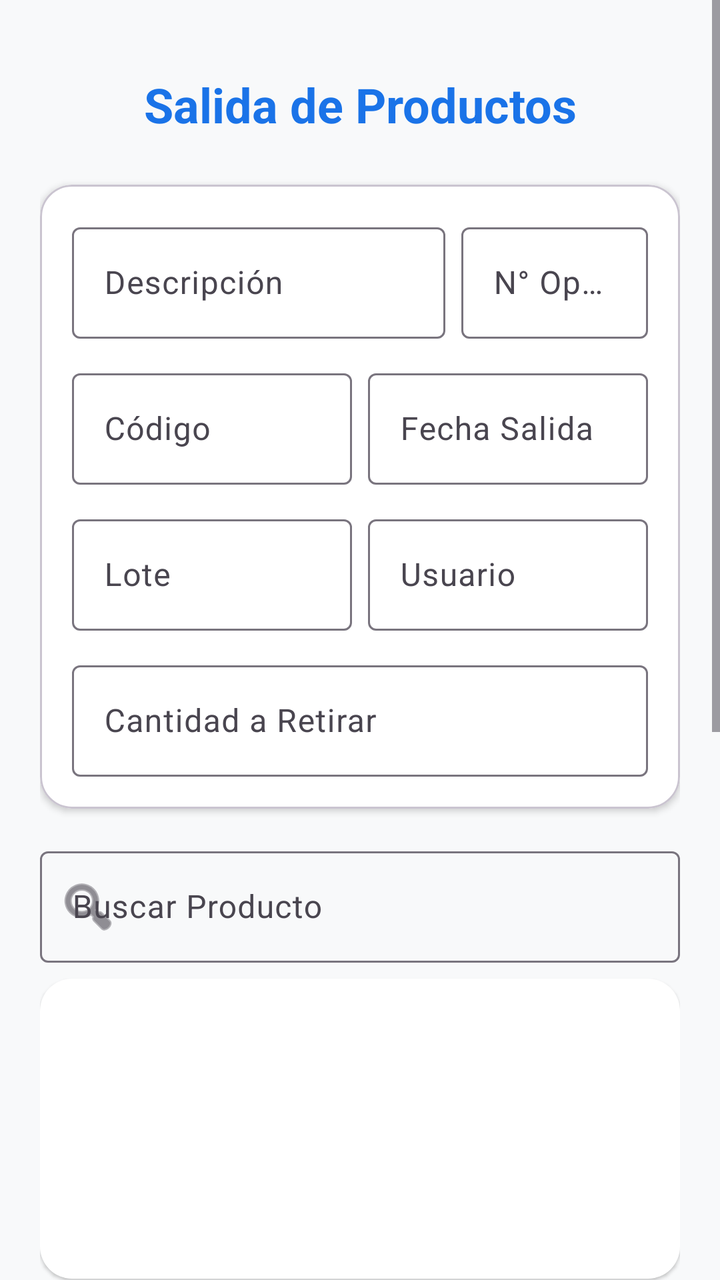
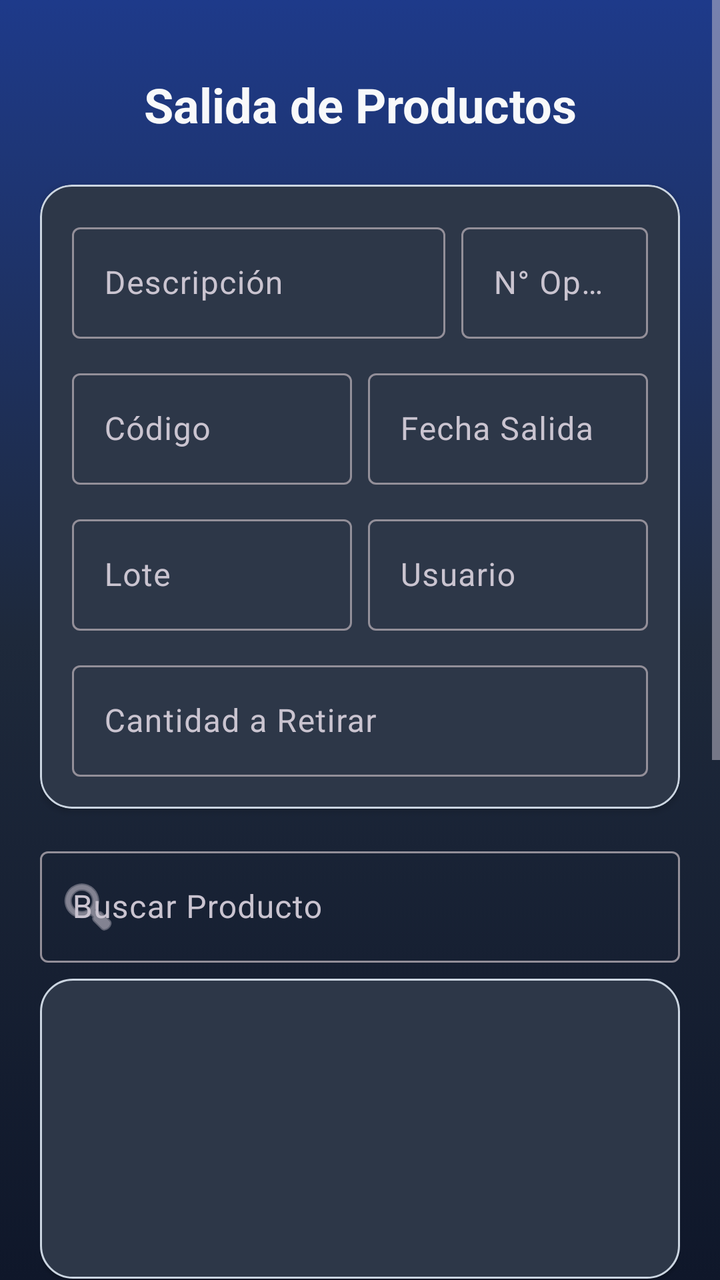

An Android layout rendered at two revisions. The XML below is the earlier revision; the diff shows what the commit changed to produce the second picture.
<!-- AndroidManifest.xml: application theme Theme.InventarioApp -->
<!-- res/layout/activity_salida_productos.xml -->
<?xml version="1.0" encoding="utf-8"?>
<ScrollView xmlns:android="http://schemas.android.com/apk/res/android"
    xmlns:app="http://schemas.android.com/apk/res-auto"
    xmlns:tools="http://schemas.android.com/tools"
    android:layout_width="match_parent"
    android:layout_height="match_parent"
    android:fillViewport="true"
    android:background="@color/background_light">

    <androidx.constraintlayout.widget.ConstraintLayout
        android:id="@+id/main"
        android:layout_width="match_parent"
        android:layout_height="wrap_content"
        android:padding="20dp"
        tools:context=".SalidaProductosActivity">

        <TextView
            android:id="@+id/tvTituloSalida"
            android:layout_width="0dp"
            android:layout_height="wrap_content"
            android:layout_marginTop="16dp"
            android:gravity="center"
            android:text="Salida de Productos"
            android:textColor="@color/primary"
            android:textSize="24sp"
            android:textStyle="bold"
            app:layout_constraintEnd_toEndOf="parent"
            app:layout_constraintStart_toStartOf="parent"
            app:layout_constraintTop_toTopOf="parent" />

        <com.google.android.material.card.MaterialCardView
            android:id="@+id/cardInputs"
            android:layout_width="0dp"
            android:layout_height="wrap_content"
            android:layout_marginTop="24dp"
            app:cardCornerRadius="16dp"
            app:cardElevation="2dp"
            app:cardBackgroundColor="@color/surface"
            app:layout_constraintEnd_toEndOf="parent"
            app:layout_constraintStart_toStartOf="parent"
            app:layout_constraintTop_toBottomOf="@id/tvTituloSalida">

            <androidx.constraintlayout.widget.ConstraintLayout
                android:layout_width="match_parent"
                android:layout_height="wrap_content"
                android:padding="16dp">

                <com.google.android.material.textfield.TextInputLayout
                    android:id="@+id/tilDescripcion"
                    style="@style/Widget.Material3.TextInputLayout.OutlinedBox"
                    android:layout_width="0dp"
                    android:layout_height="wrap_content"
                    android:hint="Descripción"
                    app:layout_constraintEnd_toStartOf="@+id/tilOperacion"
                    app:layout_constraintHorizontal_weight="2"
                    app:layout_constraintStart_toStartOf="parent"
                    app:layout_constraintTop_toTopOf="parent">

                    <com.google.android.material.textfield.TextInputEditText
                        android:id="@+id/etDescripcion"
                        android:layout_width="match_parent"
                        android:layout_height="wrap_content"
                        android:enabled="false"
                        android:inputType="text" />
                </com.google.android.material.textfield.TextInputLayout>

                <com.google.android.material.textfield.TextInputLayout
                    android:id="@+id/tilOperacion"
                    style="@style/Widget.Material3.TextInputLayout.OutlinedBox"
                    android:layout_width="0dp"
                    android:layout_height="wrap_content"
                    android:layout_marginStart="8dp"
                    android:hint="N° Operación"
                    app:layout_constraintEnd_toEndOf="parent"
                    app:layout_constraintHorizontal_weight="1"
                    app:layout_constraintStart_toEndOf="@+id/tilDescripcion"
                    app:layout_constraintTop_toTopOf="parent">

                    <com.google.android.material.textfield.TextInputEditText
                        android:id="@+id/etOperacion"
                        android:layout_width="match_parent"
                        android:layout_height="wrap_content"
                        android:enabled="false"
                        android:inputType="number" />
                </com.google.android.material.textfield.TextInputLayout>

                <com.google.android.material.textfield.TextInputLayout
                    android:id="@+id/tilCodigo"
                    style="@style/Widget.Material3.TextInputLayout.OutlinedBox"
                    android:layout_width="0dp"
                    android:layout_height="wrap_content"
                    android:layout_marginTop="12dp"
                    android:hint="Código"
                    app:layout_constraintEnd_toStartOf="@+id/tilFechaSalida"
                    app:layout_constraintHorizontal_weight="1"
                    app:layout_constraintStart_toStartOf="parent"
                    app:layout_constraintTop_toBottomOf="@id/tilDescripcion">

                    <com.google.android.material.textfield.TextInputEditText
                        android:id="@+id/etCodigo"
                        android:layout_width="match_parent"
                        android:layout_height="wrap_content"
                        android:enabled="false"
                        android:inputType="text" />
                </com.google.android.material.textfield.TextInputLayout>

                <com.google.android.material.textfield.TextInputLayout
                    android:id="@+id/tilFechaSalida"
                    style="@style/Widget.Material3.TextInputLayout.OutlinedBox"
                    android:layout_width="0dp"
                    android:layout_height="wrap_content"
                    android:layout_marginStart="8dp"
                    android:layout_marginTop="12dp"
                    android:hint="Fecha Salida"
                    app:layout_constraintEnd_toEndOf="parent"
                    app:layout_constraintHorizontal_weight="1"
                    app:layout_constraintStart_toEndOf="@+id/tilCodigo"
                    app:layout_constraintTop_toBottomOf="@id/tilDescripcion">

                    <com.google.android.material.textfield.TextInputEditText
                        android:id="@+id/etFechaSalida"
                        android:layout_width="match_parent"
                        android:layout_height="wrap_content"
                        android:enabled="false"
                        android:inputType="date" />
                </com.google.android.material.textfield.TextInputLayout>

                <com.google.android.material.textfield.TextInputLayout
                    android:id="@+id/tilLote"
                    style="@style/Widget.Material3.TextInputLayout.OutlinedBox"
                    android:layout_width="0dp"
                    android:layout_height="wrap_content"
                    android:layout_marginTop="12dp"
                    android:hint="Lote"
                    app:layout_constraintEnd_toStartOf="@+id/tilUsuario"
                    app:layout_constraintHorizontal_weight="1"
                    app:layout_constraintStart_toStartOf="parent"
                    app:layout_constraintTop_toBottomOf="@id/tilCodigo">

                    <com.google.android.material.textfield.TextInputEditText
                        android:id="@+id/etLote"
                        android:layout_width="match_parent"
                        android:layout_height="wrap_content"
                        android:enabled="false"
                        android:inputType="text" />
                </com.google.android.material.textfield.TextInputLayout>

                <com.google.android.material.textfield.TextInputLayout
                    android:id="@+id/tilUsuario"
                    style="@style/Widget.Material3.TextInputLayout.OutlinedBox"
                    android:layout_width="0dp"
                    android:layout_height="wrap_content"
                    android:layout_marginStart="8dp"
                    android:layout_marginTop="12dp"
                    android:hint="Usuario"
                    app:layout_constraintEnd_toEndOf="parent"
                    app:layout_constraintHorizontal_weight="1"
                    app:layout_constraintStart_toEndOf="@+id/tilLote"
                    app:layout_constraintTop_toBottomOf="@id/tilCodigo">

                    <com.google.android.material.textfield.TextInputEditText
                        android:id="@+id/etUsuario"
                        android:layout_width="match_parent"
                        android:layout_height="wrap_content"
                        android:inputType="text" />
                </com.google.android.material.textfield.TextInputLayout>

                <com.google.android.material.textfield.TextInputLayout
                    android:id="@+id/tilCantidad"
                    style="@style/Widget.Material3.TextInputLayout.OutlinedBox"
                    android:layout_width="0dp"
                    android:layout_height="wrap_content"
                    android:layout_marginTop="12dp"
                    android:hint="Cantidad a Retirar"
                    app:layout_constraintEnd_toEndOf="parent"
                    app:layout_constraintStart_toStartOf="parent"
                    app:layout_constraintTop_toBottomOf="@id/tilLote">

                    <com.google.android.material.textfield.TextInputEditText
                        android:id="@+id/etCantidad"
                        android:layout_width="match_parent"
                        android:layout_height="wrap_content"
                        android:inputType="number" />
                </com.google.android.material.textfield.TextInputLayout>

            </androidx.constraintlayout.widget.ConstraintLayout>
        </com.google.android.material.card.MaterialCardView>

        <com.google.android.material.textfield.TextInputLayout
            android:id="@+id/tilBusqueda"
            style="@style/Widget.Material3.TextInputLayout.OutlinedBox"
            android:layout_width="0dp"
            android:layout_height="wrap_content"
            android:layout_marginTop="16dp"
            android:hint="Buscar Producto"
            app:startIconDrawable="@android:drawable/ic_menu_search"
            app:layout_constraintEnd_toEndOf="parent"
            app:layout_constraintStart_toStartOf="parent"
            app:layout_constraintTop_toBottomOf="@id/cardInputs">

            <com.google.android.material.textfield.TextInputEditText
                android:id="@+id/etBusquedaProductos"
                android:layout_width="match_parent"
                android:layout_height="wrap_content"
                android:inputType="text" />
        </com.google.android.material.textfield.TextInputLayout>

        <androidx.recyclerview.widget.RecyclerView
            android:id="@+id/rvProductosBusqueda"
            android:layout_width="0dp"
            android:layout_height="150dp"
            android:layout_marginTop="8dp"
            android:background="@drawable/bg_card_modern"
            android:elevation="1dp"
            app:layout_constraintEnd_toEndOf="parent"
            app:layout_constraintStart_toStartOf="parent"
            app:layout_constraintTop_toBottomOf="@id/tilBusqueda" />

        <LinearLayout
            android:id="@+id/llButtonsRow1"
            android:layout_width="0dp"
            android:layout_height="wrap_content"
            android:layout_marginTop="16dp"
            android:orientation="horizontal"
            app:layout_constraintEnd_toEndOf="parent"
            app:layout_constraintStart_toStartOf="parent"
            app:layout_constraintTop_toBottomOf="@id/rvProductosBusqueda">

            <com.google.android.material.button.MaterialButton
                android:id="@+id/btnImportarExcel"
                style="@style/Widget.Material3.Button.TonalButton"
                android:layout_width="0dp"
                android:layout_height="wrap_content"
                android:layout_weight="1"
                android:layout_marginEnd="8dp"
                android:text="Excel"
                app:icon="@android:drawable/ic_menu_save" />

            <com.google.android.material.button.MaterialButton
                android:id="@+id/btnAgregar"
                android:layout_width="0dp"
                android:layout_height="wrap_content"
                android:layout_weight="1.2"
                android:layout_marginEnd="8dp"
                android:text="AGREGAR" />

            <com.google.android.material.button.MaterialButton
                android:id="@+id/btnEliminar"
                style="@style/Widget.Material3.Button.TextButton"
                android:layout_width="0dp"
                android:layout_height="wrap_content"
                android:layout_weight="1"
                android:text="ELIMINAR"
                android:textColor="@color/error" />
        </LinearLayout>

        <TextView
            android:id="@+id/tvListaHeader"
            android:layout_width="wrap_content"
            android:layout_height="wrap_content"
            android:layout_marginTop="16dp"
            android:text="Productos Seleccionados"
            android:textColor="@color/primary"
            android:textStyle="bold"
            app:layout_constraintStart_toStartOf="parent"
            app:layout_constraintTop_toBottomOf="@id/llButtonsRow1" />

        <androidx.recyclerview.widget.RecyclerView
            android:id="@+id/rvProductos"
            android:layout_width="0dp"
            android:layout_height="200dp"
            android:layout_marginTop="8dp"
            android:background="@drawable/bg_card_modern"
            android:elevation="1dp"
            app:layout_constraintEnd_toEndOf="parent"
            app:layout_constraintStart_toStartOf="parent"
            app:layout_constraintTop_toBottomOf="@id/tvListaHeader" />

        <LinearLayout
            android:id="@+id/llFooterButtons"
            android:layout_width="0dp"
            android:layout_height="wrap_content"
            android:layout_marginTop="24dp"
            android:orientation="horizontal"
            app:layout_constraintEnd_toEndOf="parent"
            app:layout_constraintStart_toStartOf="parent"
            app:layout_constraintTop_toBottomOf="@id/rvProductos">

            <com.google.android.material.button.MaterialButton
                android:id="@+id/btnModificar"
                style="@style/Widget.Material3.Button.OutlinedButton"
                android:layout_width="0dp"
                android:layout_height="wrap_content"
                android:layout_weight="1"
                android:layout_marginEnd="8dp"
                android:text="MODIFICAR" />

            <com.google.android.material.button.MaterialButton
                android:id="@+id/btnSalir"
                android:layout_width="0dp"
                android:layout_height="wrap_content"
                android:layout_weight="1"
                android:text="FINALIZAR" />
        </LinearLayout>

        <View
            android:layout_width="match_parent"
            android:layout_height="32dp"
            app:layout_constraintTop_toBottomOf="@id/llFooterButtons" />

    </androidx.constraintlayout.widget.ConstraintLayout>
</ScrollView>
<!-- resources referenced by this layout -->
<resources>
  <color name="background_light">#F8F9FA</color>
  <color name="primary">#1A73E8</color>
  <color name="surface">#FFFFFF</color>
  <!-- drawable bg_card_modern (drawable) -->
  <?xml version="1.0" encoding="utf-8"?>
  <shape xmlns:android="http://schemas.android.com/apk/res/android">
      <solid android:color="@color/surface" />
      <corners android:radius="16dp" />
  </shape>
  <style name="Theme.InventarioApp" parent="Theme.Material3.DayNight.NoActionBar">
          
          <item name="colorPrimary">@color/primary</item>
          <item name="colorOnPrimary">@color/white</item>
          <item name="colorPrimaryContainer">@color/light_blue</item>
          <item name="colorSecondary">@color/secondary</item>
          <item name="android:statusBarColor">@color/primary_variant</item>
  
          
          <item name="textInputStyle">@style/Widget.Material3.TextInputLayout.OutlinedBox</item>
      </style>
  <color name="white">#FFFFFFFF</color>
  <color name="light_blue">#FF03A9F4</color>
  <color name="secondary">#34A853</color>
  <color name="primary_variant">#1557B0</color>
</resources>

<!-- the commit's change to res/layout/activity_salida_productos.xml (unified diff, before → after) -->
@@ -5,7 +5,7 @@
     android:layout_width="match_parent"
     android:layout_height="match_parent"
     android:fillViewport="true"
-    android:background="@color/background_light">
+    android:background="@drawable/fondo_degradado">
 
     <androidx.constraintlayout.widget.ConstraintLayout
         android:id="@+id/main"
@@ -20,8 +20,8 @@
             android:layout_height="wrap_content"
             android:layout_marginTop="16dp"
             android:gravity="center"
-            android:text="Salida de Productos"
-            android:textColor="@color/primary"
+            android:text="@string/title_salida"
+            android:textColor="@color/background_light"
             android:textSize="24sp"
             android:textStyle="bold"
             app:layout_constraintEnd_toEndOf="parent"
@@ -35,7 +35,9 @@
             android:layout_marginTop="24dp"
             app:cardCornerRadius="16dp"
             app:cardElevation="2dp"
-            app:cardBackgroundColor="@color/surface"
+            app:cardBackgroundColor="@color/card_background"
+            app:strokeColor="@color/text_secondary"
+            app:strokeWidth="1dp"
             app:layout_constraintEnd_toEndOf="parent"
             app:layout_constraintStart_toStartOf="parent"
             app:layout_constraintTop_toBottomOf="@id/tvTituloSalida">
@@ -50,7 +52,7 @@
                     style="@style/Widget.Material3.TextInputLayout.OutlinedBox"
                     android:layout_width="0dp"
                     android:layout_height="wrap_content"
-                    android:hint="Descripción"
+                    android:hint="@string/hint_descripcion"
                     app:layout_constraintEnd_toStartOf="@+id/tilOperacion"
                     app:layout_constraintHorizontal_weight="2"
                     app:layout_constraintStart_toStartOf="parent"
@@ -70,7 +72,7 @@
                     android:layout_width="0dp"
                     android:layout_height="wrap_content"
                     android:layout_marginStart="8dp"
-                    android:hint="N° Operación"
+                    android:hint="@string/label_operacion"
                     app:layout_constraintEnd_toEndOf="parent"
                     app:layout_constraintHorizontal_weight="1"
                     app:layout_constraintStart_toEndOf="@+id/tilDescripcion"
@@ -90,7 +92,7 @@
                     android:layout_width="0dp"
                     android:layout_height="wrap_content"
                     android:layout_marginTop="12dp"
-                    android:hint="Código"
+                    android:hint="@string/label_codigo"
                     app:layout_constraintEnd_toStartOf="@+id/tilFechaSalida"
                     app:layout_constraintHorizontal_weight="1"
                     app:layout_constraintStart_toStartOf="parent"
@@ -111,7 +113,7 @@
                     android:layout_height="wrap_content"
                     android:layout_marginStart="8dp"
                     android:layout_marginTop="12dp"
-                    android:hint="Fecha Salida"
+                    android:hint="@string/label_fecha_salida"
                     app:layout_constraintEnd_toEndOf="parent"
                     app:layout_constraintHorizontal_weight="1"
                     app:layout_constraintStart_toEndOf="@+id/tilCodigo"
@@ -131,7 +133,7 @@
                     android:layout_width="0dp"
                     android:layout_height="wrap_content"
                     android:layout_marginTop="12dp"
-                    android:hint="Lote"
+                    android:hint="@string/label_lote"
                     app:layout_constraintEnd_toStartOf="@+id/tilUsuario"
                     app:layout_constraintHorizontal_weight="1"
                     app:layout_constraintStart_toStartOf="parent"
@@ -152,7 +154,7 @@
                     android:layout_height="wrap_content"
                     android:layout_marginStart="8dp"
                     android:layout_marginTop="12dp"
-                    android:hint="Usuario"
+                    android:hint="@string/label_usuario"
                     app:layout_constraintEnd_toEndOf="parent"
                     app:layout_constraintHorizontal_weight="1"
                     app:layout_constraintStart_toEndOf="@+id/tilLote"
@@ -171,7 +173,7 @@
                     android:layout_width="0dp"
                     android:layout_height="wrap_content"
                     android:layout_marginTop="12dp"
-                    android:hint="Cantidad a Retirar"
+                    android:hint="@string/label_cantidad_retirar"
                     app:layout_constraintEnd_toEndOf="parent"
                     app:layout_constraintStart_toStartOf="parent"
                     app:layout_constraintTop_toBottomOf="@id/tilLote">
@@ -192,7 +194,7 @@
             android:layout_width="0dp"
             android:layout_height="wrap_content"
             android:layout_marginTop="16dp"
-            android:hint="Buscar Producto"
+            android:hint="@string/hint_buscar_producto"
             app:startIconDrawable="@android:drawable/ic_menu_search"
             app:layout_constraintEnd_toEndOf="parent"
             app:layout_constraintStart_toStartOf="parent"
@@ -233,7 +235,7 @@
                 android:layout_height="wrap_content"
                 android:layout_weight="1"
                 android:layout_marginEnd="8dp"
-                android:text="Excel"
+                android:text="@string/btn_excel"
                 app:icon="@android:drawable/ic_menu_save" />
 
             <com.google.android.material.button.MaterialButton
@@ -242,7 +244,7 @@
                 android:layout_height="wrap_content"
                 android:layout_weight="1.2"
                 android:layout_marginEnd="8dp"
-                android:text="AGREGAR" />
+                android:text="@string/btn_agregar" />
 
             <com.google.android.material.button.MaterialButton
                 android:id="@+id/btnEliminar"
@@ -250,8 +252,8 @@
                 android:layout_width="0dp"
                 android:layout_height="wrap_content"
                 android:layout_weight="1"
-                android:text="ELIMINAR"
-                android:textColor="@color/error" />
+                android:text="@string/btn_eliminar"
+                android:textColor="@color/error_red" />
         </LinearLayout>
 
         <TextView
@@ -259,7 +261,7 @@
             android:layout_width="wrap_content"
             android:layout_height="wrap_content"
             android:layout_marginTop="16dp"
-            android:text="Productos Seleccionados"
+            android:text="@string/label_productos_seleccionados"
             android:textColor="@color/primary"
             android:textStyle="bold"
             app:layout_constraintStart_toStartOf="parent"
@@ -293,14 +295,14 @@
                 android:layout_height="wrap_content"
                 android:layout_weight="1"
                 android:layout_marginEnd="8dp"
-                android:text="MODIFICAR" />
+                android:text="@string/btn_modificar" />
 
             <com.google.android.material.button.MaterialButton
                 android:id="@+id/btnSalir"
                 android:layout_width="0dp"
                 android:layout_height="wrap_content"
                 android:layout_weight="1"
-                android:text="FINALIZAR" />
+                android:text="@string/btn_finalizar" />
         </LinearLayout>
 
         <View
<!-- resource entries referenced after the edit -->
@@ -1,28 +1,60 @@
 <!-- resources referenced by this layout -->
 <resources>
   <color name="background_light">#F8F9FA</color>
-  <color name="primary">#1A73E8</color>
-  <color name="surface">#FFFFFF</color>
+  <color name="card_background">#2D3748</color>
+  <color name="error_red">#FF6B6B</color>
+  <color name="primary">#4D8DFF</color>
+  <color name="text_secondary">#CBD5E1</color>
   <!-- drawable bg_card_modern (drawable) -->
   <?xml version="1.0" encoding="utf-8"?>
   <shape xmlns:android="http://schemas.android.com/apk/res/android">
-      <solid android:color="@color/surface" />
+      <solid android:color="@color/card_background" />
       <corners android:radius="16dp" />
+      <stroke android:width="1dp" android:color="@color/text_secondary" />
   </shape>
-  <style name="Theme.InventarioApp" parent="Theme.Material3.DayNight.NoActionBar">
+  <!-- drawable fondo_degradado (drawable) -->
+  <?xml version="1.0" encoding="utf-8"?>
+  <selector xmlns:android="http://schemas.android.com/apk/res/android">
+      <item>
+          <shape android:shape="rectangle">
+              <gradient
+                  android:angle="270"
+                  android:startColor="#1E3A8A"
+                  android:centerColor="#1E293B"
+                  android:endColor="#0F172A" />
+          </shape>
+      </item>
+  </selector>
+  <string name="btn_agregar">AGREGAR</string>
+  <string name="btn_eliminar">ELIMINAR</string>
+  <string name="btn_excel">Excel</string>
+  <string name="btn_finalizar">FINALIZAR</string>
+  <string name="btn_modificar">MODIFICAR</string>
+  <string name="hint_buscar_producto">Buscar Producto</string>
+  <string name="hint_descripcion">Descripción</string>
+  <string name="label_cantidad_retirar">Cantidad a Retirar</string>
+  <string name="label_codigo">Código</string>
+  <string name="label_fecha_salida">Fecha Salida</string>
+  <string name="label_lote">Lote</string>
+  <string name="label_operacion">N° Operación</string>
+  <string name="label_productos_seleccionados">Productos Seleccionados</string>
+  <string name="label_usuario">Usuario</string>
+  <string name="title_salida">Salida de Productos</string>
+  <style name="Theme.InventarioApp" parent="Theme.Material3.Dark.NoActionBar">
           
           <item name="colorPrimary">@color/primary</item>
           <item name="colorOnPrimary">@color/white</item>
-          <item name="colorPrimaryContainer">@color/light_blue</item>
+          <item name="colorPrimaryContainer">@color/primary_variant</item>
+          <item name="colorOnPrimaryContainer">@color/white</item>
           <item name="colorSecondary">@color/secondary</item>
-          <item name="android:statusBarColor">@color/primary_variant</item>
+          <item name="android:statusBarColor">#0F172A</item>
+          <item name="android:windowBackground">@drawable/fondo_degradado</item>
   
           
           <item name="textInputStyle">@style/Widget.Material3.TextInputLayout.OutlinedBox</item>
       </style>
   <color name="white">#FFFFFFFF</color>
-  <color name="light_blue">#FF03A9F4</color>
   <color name="secondary">#34A853</color>
-  <color name="primary_variant">#1557B0</color>
+  <color name="primary_variant">#1A73E8</color>
 </resources>
 
